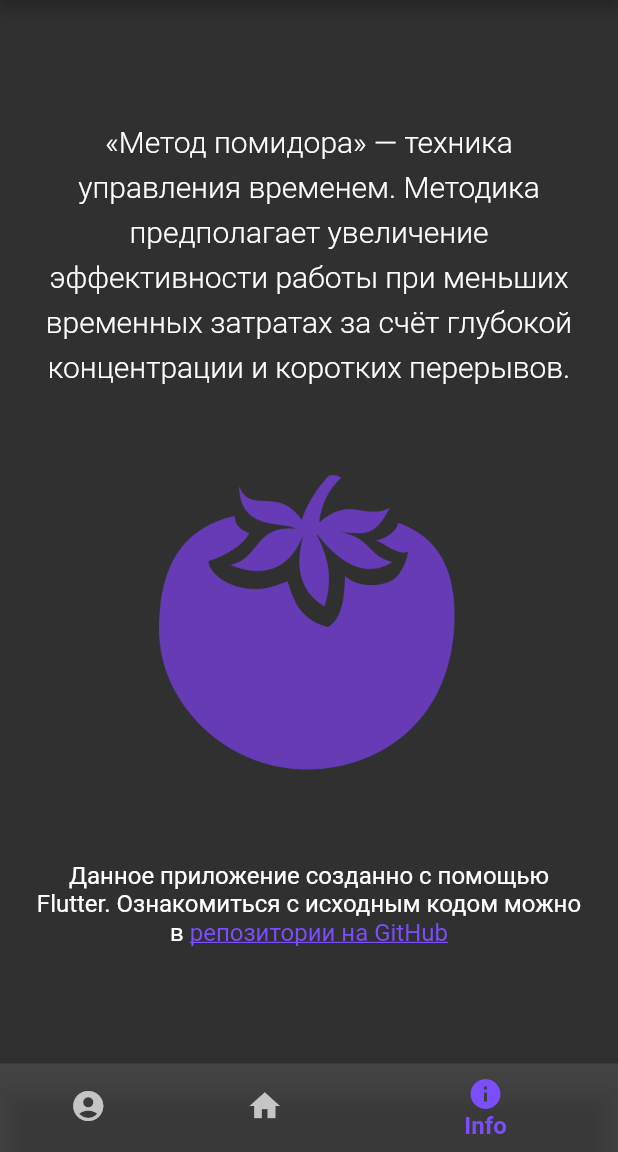
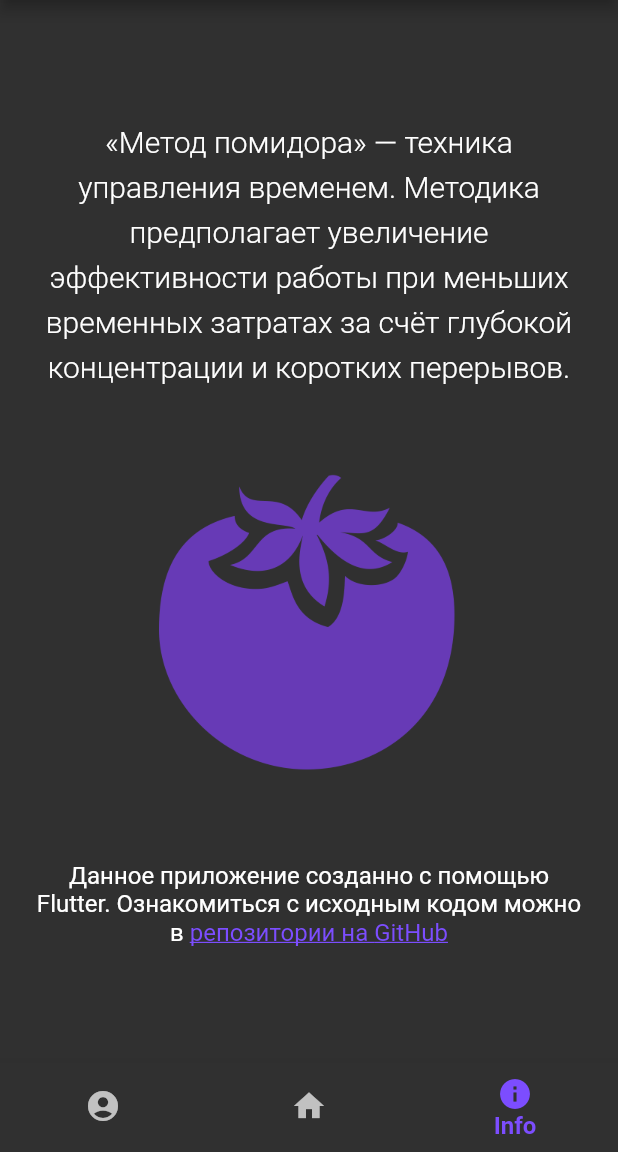
Before and after one commit to P0SHTET/pomodoro_mobile, a Flutter app: the screen it shows after launch, item 3 of the bottom bar chosen, on a phone screen of 412 x 824 dp, the part 84-1236 px from its top. Run offline on Flutter 3.47's test engine with Material 2 defaults, Android fonts, the phone set to English and light mode, and no system bars; our stand-ins replace fluttertoast.

```diff
--- a/lib/main.dart
+++ b/lib/main.dart
@@ -57,26 +57,24 @@ class _MyHomePageState extends State<MyHomePage> {
         child: _widgetOptions.elementAt(_selectedIndex),
       ),
       bottomNavigationBar: BottomNavigationBar(
-        type: BottomNavigationBarType.shifting,
+        type: BottomNavigationBarType.fixed,
         items: const [
           BottomNavigationBarItem(
             icon: Icon(Icons.account_circle_rounded),
             label: 'Account',
-            backgroundColor: Colors.white12,
           ),
           BottomNavigationBarItem(
             icon: Icon(Icons.home),
             label: 'Home',
-            backgroundColor: Colors.white10,
           ),
           BottomNavigationBarItem(
             icon: Icon(Icons.info),
             label: 'Info',
-            backgroundColor: Colors.white10,
           )
         ],
         selectedItemColor: Colors.deepPurpleAccent,
         unselectedItemColor: Colors.white70,
+        showUnselectedLabels: false,
         selectedLabelStyle: const TextStyle(fontWeight: FontWeight.bold, fontSize: 16),
         currentIndex: _selectedIndex,
         onTap: _onNavigationItemTapped,
```
